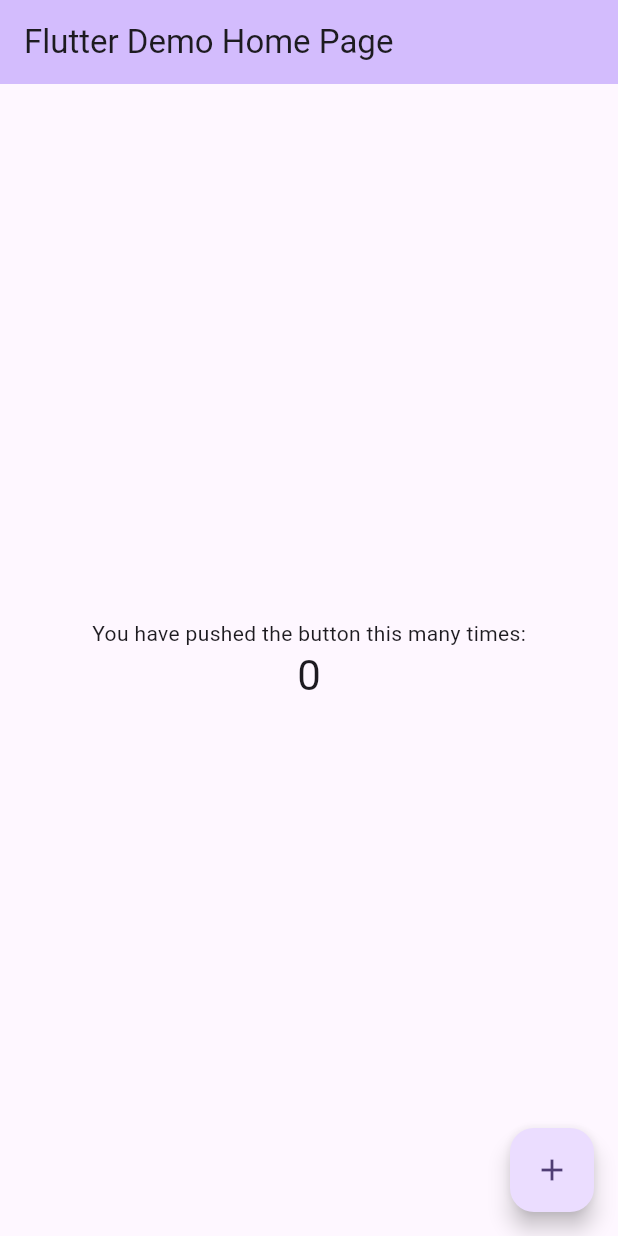
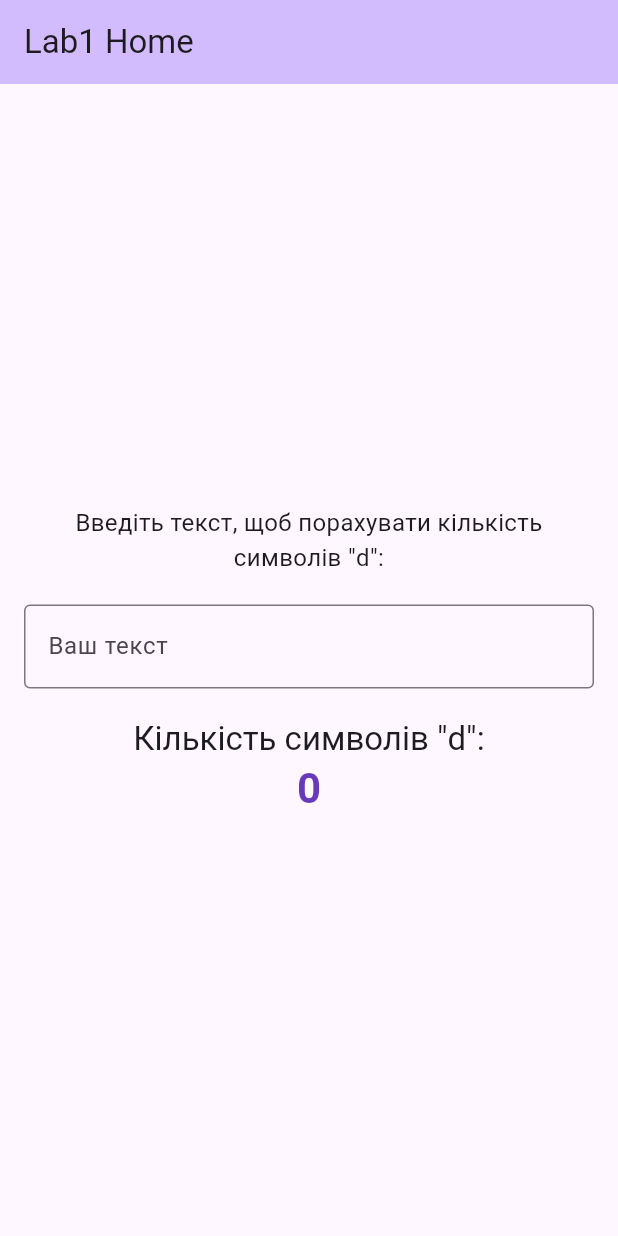
Before and after one commit to DenysDum/mobile-development2025, a Flutter app: the screen it shows after launch, on a phone screen of 412 x 824 dp. Run offline on Flutter 3.47's test engine with Material 3 defaults, Android fonts, the phone set to English and light mode, and no system bars.

Commit message:
Changed example app for lab1 task

```diff
--- a/lib/main.dart
+++ b/lib/main.dart
@@ -7,45 +7,21 @@ void main() {
 class MyApp extends StatelessWidget {
   const MyApp({super.key});
 
-  // This widget is the root of your application.
   @override
   Widget build(BuildContext context) {
     return MaterialApp(
-      title: 'Flutter Demo',
+      title: 'Lab 1',
       theme: ThemeData(
-        // This is the theme of your application.
-        //
-        // TRY THIS: Try running your application with "flutter run". You'll see
-        // the application has a purple toolbar. Then, without quitting the app,
-        // try changing the seedColor in the colorScheme below to Colors.green
-        // and then invoke "hot reload" (save your changes or press the "hot
-        // reload" button in a Flutter-supported IDE, or press "r" if you used
-        // the command line to start the app).
-        //
-        // Notice that the counter didn't reset back to zero; the application
-        // state is not lost during the reload. To reset the state, use hot
-        // restart instead.
-        //
-        // This works for code too, not just values: Most code changes can be
-        // tested with just a hot reload.
         colorScheme: ColorScheme.fromSeed(seedColor: Colors.deepPurple),
+        useMaterial3: true,
       ),
-      home: const MyHomePage(title: 'Flutter Demo Home Page'),
+      home: const MyHomePage(title: 'Lab1 Home'),
     );
   }
 }
 
 class MyHomePage extends StatefulWidget {
   const MyHomePage({super.key, required this.title});
-
-  // This widget is the home page of your application. It is stateful, meaning
-  // that it has a State object (defined below) that contains fields that affect
-  // how it looks.
-
-  // This class is the configuration for the state. It holds the values (in this
-  // case the title) provided by the parent (in this case the App widget) and
-  // used by the build method of the State. Fields in a Widget subclass are
-  // always marked "final".
 
   final String title;
 
@@ -54,69 +30,62 @@ class MyHomePage extends StatefulWidget {
 }
 
 class _MyHomePageState extends State<MyHomePage> {
-  int _counter = 0;
+  int _dCount = 0;
 
-  void _incrementCounter() {
+  void _calculateDCount(String text) {
+    final lowerCaseText = text.toLowerCase();
+    final count = lowerCaseText.split('').where((char) => char == 'd').length;
+
     setState(() {
-      // This call to setState tells the Flutter framework that something has
-      // changed in this State, which causes it to rerun the build method below
-      // so that the display can reflect the updated values. If we changed
-      // _counter without calling setState(), then the build method would not be
-      // called again, and so nothing would appear to happen.
-      _counter++;
+      _dCount = count;
     });
   }
 
   @override
   Widget build(BuildContext context) {
-    // This method is rerun every time setState is called, for instance as done
-    // by the _incrementCounter method above.
-    //
-    // The Flutter framework has been optimized to make rerunning build methods
-    // fast, so that you can just rebuild anything that needs updating rather
-    // than having to individually change instances of widgets.
     return Scaffold(
       appBar: AppBar(
-        // TRY THIS: Try changing the color here to a specific color (to
-        // Colors.amber, perhaps?) and trigger a hot reload to see the AppBar
-        // change color while the other colors stay the same.
         backgroundColor: Theme.of(context).colorScheme.inversePrimary,
-        // Here we take the value from the MyHomePage object that was created by
-        // the App.build method, and use it to set our appbar title.
         title: Text(widget.title),
       ),
       body: Center(
-        // Center is a layout widget. It takes a single child and positions it
-        // in the middle of the parent.
+        child: Padding(
+          padding: const EdgeInsets.all(16.0),
           child: Column(
-          // Column is also a layout widget. It takes a list of children and
-          // arranges them vertically. By default, it sizes itself to fit its
-          // children horizontally, and tries to be as tall as its parent.
-          //
-          // Column has various properties to control how it sizes itself and
-          // how it positions its children. Here we use mainAxisAlignment to
-          // center the children vertically; the main axis here is the vertical
-          // axis because Columns are vertical (the cross axis would be
-          // horizontal).
-          //
-          // TRY THIS: Invoke "debug painting" (choose the "Toggle Debug Paint"
-          // action in the IDE, or press "p" in the console), to see the
-          // wireframe for each widget.
             mainAxisAlignment: MainAxisAlignment.center,
             children: <Widget>[
-            const Text('You have pushed the button this many times:'),
+              const Text(
+                'Введіть текст, щоб порахувати кількість символів "d":',
+                textAlign: TextAlign.center,
+                style: TextStyle(fontSize: 16),
+              ),
+              const SizedBox(height: 20),
+
+              TextField(
+                onChanged: _calculateDCount,
+                decoration: const InputDecoration(
+                  border: OutlineInputBorder(),
+                  labelText: 'Ваш текст',
+                  hintText: 'Почніть вводити тут...',
+                ),
+              ),
+              const SizedBox(height: 20),
+
               Text(
-              '$_counter',
-              style: Theme.of(context).textTheme.headlineMedium,
+                'Кількість символів "d":',
+                style: Theme.of(context).textTheme.titleLarge,
+              ),
+              Text(
+                '$_dCount',
+                style: Theme.of(context).textTheme.headlineMedium?.copyWith(
+                  fontWeight: FontWeight.bold,
+                  color: Colors.deepPurple,
+                ),
               ),
             ],
           ),
         ),
-      floatingActionButton: FloatingActionButton(
-        onPressed: _incrementCounter,
-        tooltip: 'Increment',
-        child: const Icon(Icons.add),
-      ), // This trailing comma makes auto-formatting nicer for build methods.
+      ),
     );
   }
 }
```
Lines whose indentation alone changed are shown as unchanged.
